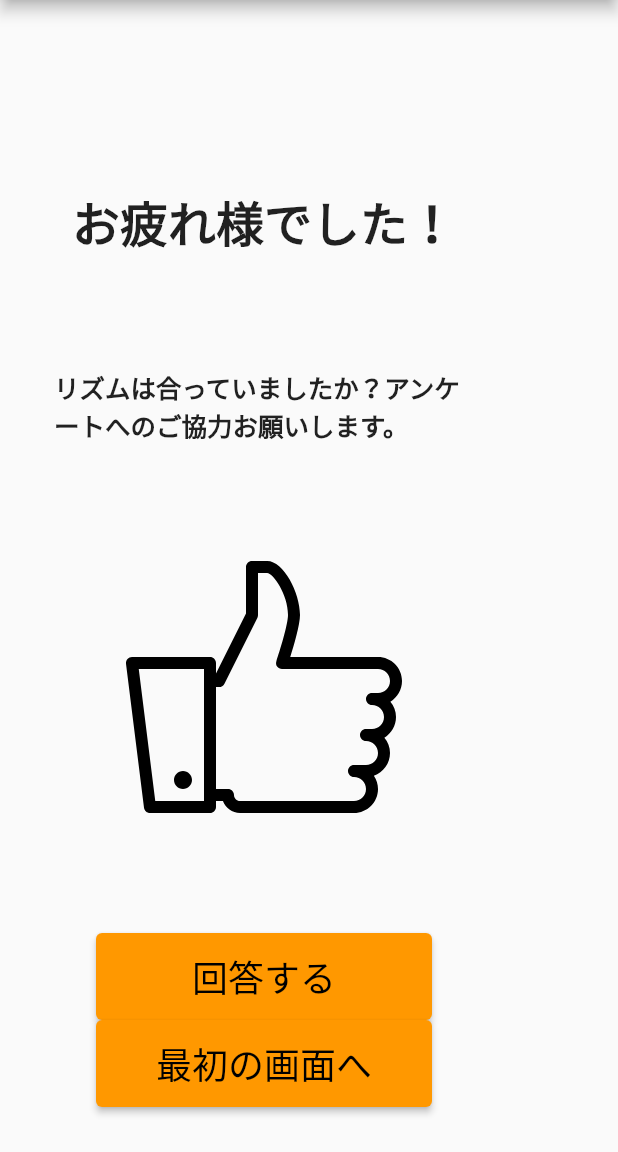
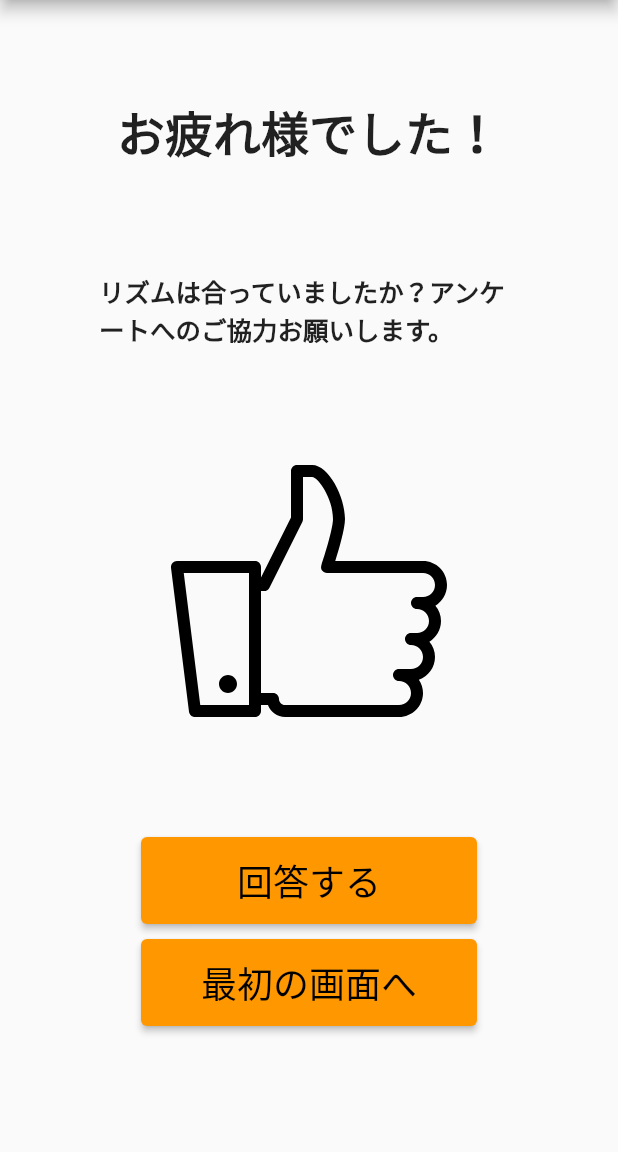
Before and after one commit to beatim-inc/beatim5, a Flutter app: the FinishRunPage screen opened directly, on a phone screen of 412 x 824 dp, the part 84-1236 px from its top. Run offline on Flutter 3.47's test engine with Material 2 defaults, Android fonts, the phone set to English and light mode, and no system bars; our stand-ins replace carousel_slider, cloud_firestore, firebase_core, firebase_storage, flutter_svg, geolocator and 3 more; accounts and stored records are empty.

Commit message:
レイアウトをさらに修正

```diff
--- a/lib/screens/finish_run_page.dart
+++ b/lib/screens/finish_run_page.dart
@@ -1,5 +1,4 @@
 import 'package:beatim5/screens/welcome_page.dart';
-import 'package:beatim5/templates/base_layout.dart';
 import 'package:beatim5/widgets/page_transition_button.dart';
 import 'package:flutter/material.dart';
 import 'package:flutter_svg/svg.dart';
@@ -30,14 +29,12 @@ class FinishRunPage extends StatelessWidget {
           },
         ),
       ),
-      body: Column(
+      body: Center(
+        child: Column(
           crossAxisAlignment: CrossAxisAlignment.center,
           children: [
-          const SizedBox(
-            height: 50,
-          ),
             const Padding(
-            padding: EdgeInsets.only(top: 30),
+              padding: EdgeInsets.only(top: 20),
               child: SizedBox(
                 width: 352,
                 // explanation SizedBox の Width が 83　なので 52, 135
@@ -54,7 +51,7 @@ class FinishRunPage extends StatelessWidget {
               ),
             ),
             const Padding(
-            padding: EdgeInsets.only(top: 14),
+              padding: EdgeInsets.only(top: 10),
               child:SizedBox(
                 width: 280,
                 height: 83,
@@ -70,7 +67,7 @@ class FinishRunPage extends StatelessWidget {
               )
             ),
             SizedBox(height: 300, child:Padding(
-            padding: const EdgeInsets.all(40.0),
+              padding: const EdgeInsets.all(30.0),
               child: SvgPicture.asset(
                 'images/thumbs-up.svg',
                 semanticsLabel: 'Shake Smartphone',
@@ -91,6 +88,9 @@ class FinishRunPage extends StatelessWidget {
                       });
                     },
                   ),
+                  SizedBox(
+                    height: 10,
+                  ),
                   PageTransitionButton(
                     '最初の画面へ',
                         (){
@@ -106,6 +106,7 @@ class FinishRunPage extends StatelessWidget {
             )
           ],
         ),
-    );;
+      ),
+    );
   }
 }
```
Lines whose indentation alone changed are shown as unchanged.
